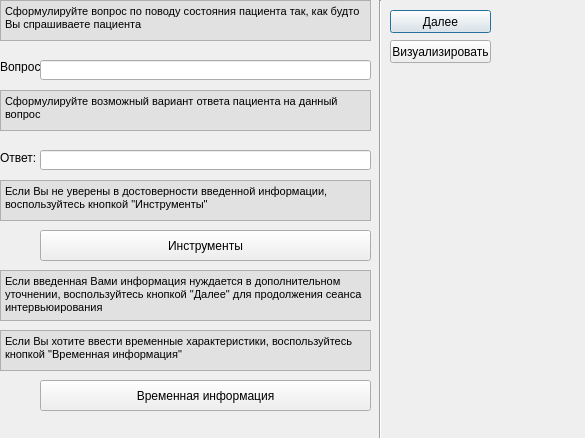
alzater/KMPZ, file dialog.ui: the form before one commit.
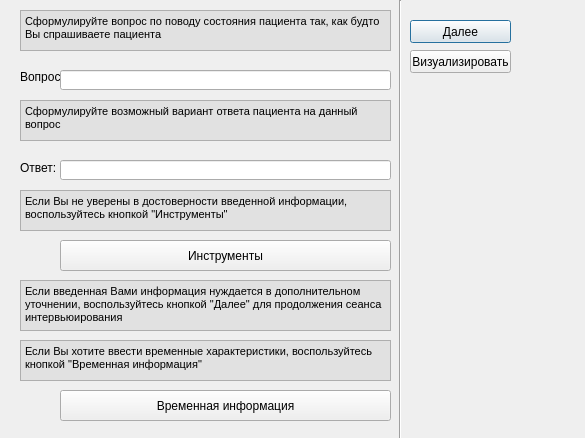
The form after the commit.

```diff
--- a/dialog.ui
+++ b/dialog.ui
@@ -16,10 +16,10 @@
   <widget class="Line" name="line">
    <property name="geometry">
     <rect>
-     <x>370</x>
+     <x>390</x>
      <y>0</y>
      <width>20</width>
-     <height>441</height>
+     <height>451</height>
     </rect>
    </property>
    <property name="orientation">
@@ -29,8 +29,8 @@
   <widget class="QTextBrowser" name="textBrowser">
    <property name="geometry">
     <rect>
-     <x>0</x>
-     <y>0</y>
+     <x>20</x>
+     <y>10</y>
      <width>371</width>
      <height>41</height>
     </rect>
@@ -53,8 +53,8 @@
   <widget class="QPushButton" name="Bdalee">
    <property name="geometry">
     <rect>
-     <x>390</x>
-     <y>10</y>
+     <x>410</x>
+     <y>20</y>
      <width>101</width>
      <height>23</height>
     </rect>
@@ -66,8 +66,8 @@
   <widget class="QPushButton" name="Bvisual">
    <property name="geometry">
     <rect>
-     <x>390</x>
-     <y>40</y>
+     <x>410</x>
+     <y>50</y>
      <width>101</width>
      <height>23</height>
     </rect>
@@ -79,8 +79,8 @@
   <widget class="QTextBrowser" name="textBrowser_2">
    <property name="geometry">
     <rect>
-     <x>0</x>
-     <y>90</y>
+     <x>20</x>
+     <y>100</y>
      <width>371</width>
      <height>41</height>
     </rect>
@@ -102,8 +102,8 @@
   <widget class="QTextBrowser" name="textBrowser_3">
    <property name="geometry">
     <rect>
-     <x>0</x>
-     <y>180</y>
+     <x>20</x>
+     <y>190</y>
      <width>371</width>
      <height>41</height>
     </rect>
@@ -125,8 +125,8 @@
   <widget class="QLabel" name="label">
    <property name="geometry">
     <rect>
-     <x>0</x>
-     <y>60</y>
+     <x>20</x>
+     <y>70</y>
      <width>47</width>
      <height>13</height>
     </rect>
@@ -141,8 +141,8 @@
   <widget class="QLabel" name="label_2">
    <property name="geometry">
     <rect>
-     <x>0</x>
-     <y>150</y>
+     <x>20</x>
+     <y>160</y>
      <width>47</width>
      <height>16</height>
     </rect>
@@ -154,8 +154,8 @@
   <widget class="QPushButton" name="Binstruments">
    <property name="geometry">
     <rect>
-     <x>40</x>
-     <y>230</y>
+     <x>60</x>
+     <y>240</y>
      <width>331</width>
      <height>31</height>
     </rect>
@@ -167,8 +167,8 @@
   <widget class="QTextBrowser" name="textBrowser_4">
    <property name="geometry">
     <rect>
-     <x>0</x>
-     <y>270</y>
+     <x>20</x>
+     <y>280</y>
      <width>371</width>
      <height>51</height>
     </rect>
@@ -187,8 +187,8 @@
   <widget class="QTextBrowser" name="textBrowser_5">
    <property name="geometry">
     <rect>
-     <x>0</x>
-     <y>330</y>
+     <x>20</x>
+     <y>340</y>
      <width>371</width>
      <height>41</height>
     </rect>
@@ -210,8 +210,8 @@
   <widget class="QPushButton" name="BtempInfo">
    <property name="geometry">
     <rect>
-     <x>40</x>
-     <y>380</y>
+     <x>60</x>
+     <y>390</y>
      <width>331</width>
      <height>31</height>
     </rect>
@@ -223,8 +223,8 @@
   <widget class="QLineEdit" name="question">
    <property name="geometry">
     <rect>
-     <x>40</x>
-     <y>60</y>
+     <x>60</x>
+     <y>70</y>
      <width>331</width>
      <height>20</height>
     </rect>
@@ -233,8 +233,8 @@
   <widget class="QLineEdit" name="answer">
    <property name="geometry">
     <rect>
-     <x>40</x>
-     <y>150</y>
+     <x>60</x>
+     <y>160</y>
      <width>331</width>
      <height>20</height>
     </rect>
```
